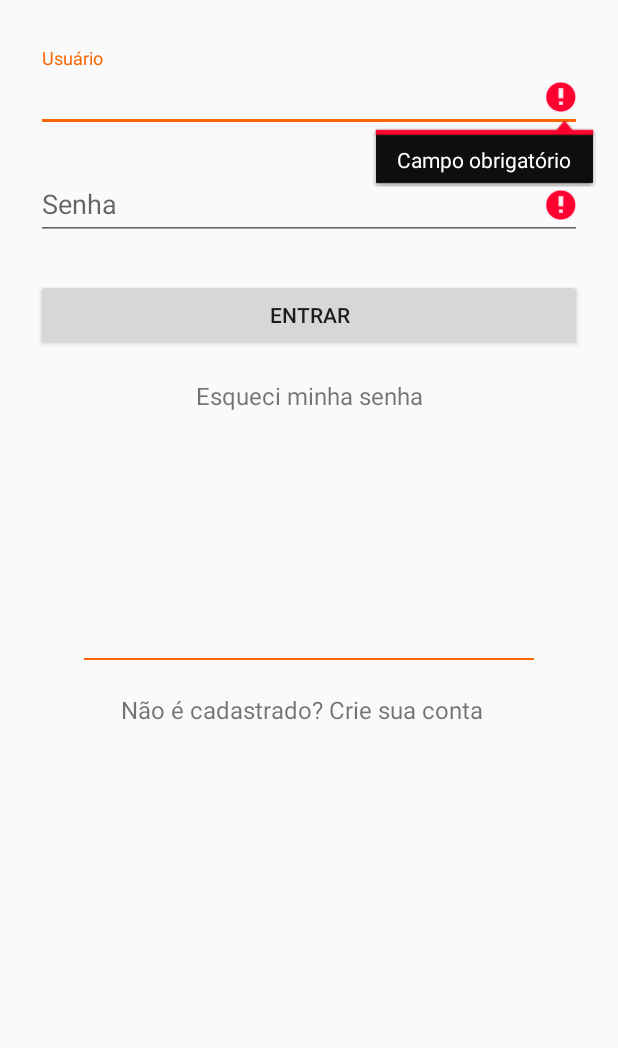
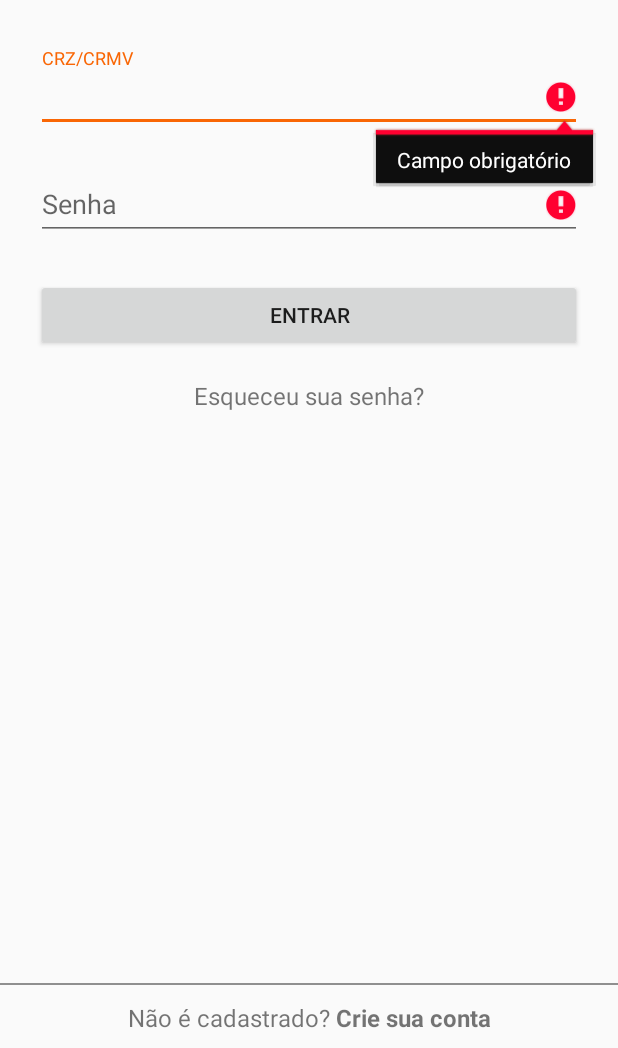
Before and after one commit to NutriCampus/NutriCampus, an Android app: the screen it shows after launch (LoginActivity), after a tap on "ENTRAR", on a phone screen of 412 x 824 dp, the part 188-1236 px from its top. Run offline under Robolectric (Android 15) with nearby library versions, the phone set to English and light mode, and no system bars; our stand-ins replace ButterKnife.

Commit message:
[#146238557] Pequenas alterações na tela de login

```diff
--- a/app/build.gradle
+++ b/app/build.gradle
@@ -71,7 +71,6 @@ dependencies {
     compile 'com.android.support.constraint:constraint-layout:1.0.2'
     compile 'com.mikepenz:iconics-core:2.8.5@aar'
     compile 'com.mikepenz:fontawesome-typeface:4.7.0.0@aar'
-    compile 'codelight.studios:android-smart-login:1.2'
     compile 'com.jakewharton:butterknife:8.6.0'
     testCompile 'junit:junit:4.12'
     annotationProcessor 'com.jakewharton:butterknife-compiler:8.6.0'
--- a/app/src/main/java/com/nutricampus/app/activities/LoginActivity.java
+++ b/app/src/main/java/com/nutricampus/app/activities/LoginActivity.java
@@ -13,6 +13,9 @@ import android.widget.TextView;
 import android.widget.Toast;
 
 import com.nutricampus.app.R;
+import com.nutricampus.app.database.RepositorioUsuario;
+import com.nutricampus.app.database.SQLiteManager;
+import com.nutricampus.app.entities.Usuario;
 
 import butterknife.BindView;
 import butterknife.ButterKnife;
@@ -46,39 +49,46 @@ public class LoginActivity extends AppCompatActivity {
 
     @OnClick(R.id.link_cadastro)
     public void cadastroOnClick(View view) {
-
         Intent intent = new Intent(this, RegisterUsersActivity.class);
         startActivity(intent);
-
+        this.finish();
     }
 
     @OnClick(R.id.btn_login)
     void entrarOnClick() {
-        if(!validaDados()){
-            falhaLogin();
-            return;
-        }
-
-        Intent intent = new Intent(this, MainActivity.class);
-        startActivity(intent);
-        this.finish();
-
-    }
-
-    public void login() {
         Log.d(TAG, "Login");
 
         if (!validaDados()) {
-            falhaLogin();
+            falhaLogin("");
             return;
         }
 
         _entrarButton.setEnabled(false);
 
+        String usuario = this._usuarioText.getText().toString();
+        String senha = this._senhaText.getText().toString();
 
-        String email = this._usuarioText.getText().toString();
-        String password = this._senhaText.getText().toString();
+        if(login(usuario, senha)){
+            Intent intent = new Intent(this, MainActivity.class);
+            startActivity(intent);
+            this.finish();
+        }
+        else{
+            falhaLogin("usuário não cadastrado");
+        }
 
+    }
+
+    public boolean login(String usuarioValor, String senhaValor) {
+
+        RepositorioUsuario repoUsuario = new RepositorioUsuario();
+        Toast.makeText(getBaseContext(), "Fa", Toast.LENGTH_LONG).show();
+        Usuario usuario = repoUsuario.buscarUsuario(usuarioValor);
+
+        if(usuario != null)
+            return true;
+        else
+            return false;
     }
 
     public void sucessoLogin() {
@@ -86,8 +96,9 @@ public class LoginActivity extends AppCompatActivity {
         finish();
     }
 
-    public void falhaLogin() {
-        Toast.makeText(getBaseContext(), "Falha no login", Toast.LENGTH_LONG).show();
+    public void falhaLogin(String mensagem) {
+        String msg = (mensagem.isEmpty()) ? "" : ("," + mensagem);
+        Toast.makeText(getBaseContext(), "Falha no login" + msg, Toast.LENGTH_LONG).show();
 
         _entrarButton.setEnabled(true);
     }
@@ -99,21 +110,21 @@ public class LoginActivity extends AppCompatActivity {
         String password = this._senhaText.getText().toString();
 
         if (usuario.isEmpty()){
-            this._usuarioText.setError("Campo obrigatório");
+            this._usuarioText.setError(getString(R.string.msg_erro_campo));
             valido = false;}
-        else if(usuario.length() < 5) {
-            this._usuarioText.setError("Nome de usuário inválido, mínimo de 5 caracteres");
+        else if(usuario.length() < 4) {
+            this._usuarioText.setError(getString(R.string.msg_erro_crz));
             valido = false;
         } else {
             this._usuarioText.setError(null);
         }
 
         if (password.isEmpty()){
-            this._senhaText.setError("Campo obrigatório");
+            this._senhaText.setError(getString(R.string.msg_erro_campo));
             valido = false;
         }
-        else if(password.length() < 5) {
-            this._senhaText.setError("Senha deve ter no mínimo 5 caracteres");
+        else if(password.length() < 6) {
+            this._senhaText.setError("Senha deve ter no mínimo 6 caracteres");
             valido = false;
         } else {
             this._senhaText.setError(null);
--- a/app/src/main/res/layout/content_login.xml
+++ b/app/src/main/res/layout/content_login.xml
@@ -35,7 +35,7 @@
                 android:id="@+id/input_usuario"
                 android:layout_width="match_parent"
                 android:layout_height="wrap_content"
-                android:hint="Usuário"
+                android:hint="@string/crz_crmv"
                 android:inputType="text" />
         </android.support.design.widget.TextInputLayout>
 
@@ -50,9 +50,11 @@
                 android:id="@+id/input_senha"
                 android:layout_width="match_parent"
                 android:layout_height="wrap_content"
-                android:hint="Senha"
+                android:hint="@string/senha"
                 android:inputType="textPassword" />
         </android.support.design.widget.TextInputLayout>
+
+
 
         <android.support.v7.widget.AppCompatButton
             android:id="@+id/btn_login"
@@ -61,7 +63,7 @@
             android:layout_marginBottom="18dp"
             android:layout_marginTop="18dp"
             android:padding="12dp"
-            android:text="Entrar" />
+            android:text="@string/entrar" />
 
         <TextView
             android:id="@+id/link_esqueceu_senha"
@@ -69,32 +71,47 @@
             android:layout_height="24dp"
             android:layout_marginBottom="5dp"
             android:gravity="center"
-            android:text="Esqueci minha senha"
+            android:text="@string/link_esqueceu_senha"
             android:textSize="16dip" />
     </LinearLayout>
-    <LinearLayout
+
+    <RelativeLayout
         android:layout_width="match_parent"
         android:layout_height="0dip"
-        android:layout_weight="0.77"
+        android:layout_weight="0.44"
         android:gravity="center|bottom"
         android:orientation="vertical"
         android:weightSum="1">
 
         <View
+            android:id="@+id/view2"
             android:layout_width="300dp"
             android:layout_height="1dp"
-            android:background="#ff6600"
-            android:layout_marginTop="22dp"
-            android:layout_marginBottom="22dp"/>
+            android:layout_alignParentBottom="true"
+            android:layout_alignParentEnd="true"
+            android:layout_alignParentLeft="true"
+            android:layout_alignParentRight="true"
+            android:layout_alignParentStart="true"
+            android:layout_gravity="center_horizontal|center"
+            android:layout_marginBottom="42dp"
+            android:background="#8f8f8f" />
 
         <TextView
             android:id="@+id/link_cadastro"
             android:layout_width="250dp"
             android:layout_height="wrap_content"
-            android:layout_gravity="center"
-            android:text="Não é cadastrado? Crie sua conta"
-            android:textSize="16dip"
-            android:layout_weight="0.67" />
-    </LinearLayout>
+            android:layout_alignParentBottom="true"
+            android:layout_alignParentEnd="true"
+            android:layout_alignParentLeft="true"
+            android:layout_alignParentRight="true"
+            android:layout_alignParentStart="true"
+            android:layout_gravity="center_horizontal|center"
+            android:layout_marginBottom="9dp"
+            android:layout_weight="0.67"
+            android:text="@string/link_novo_cadastro"
+            android:textAlignment="center"
+            android:textSize="16dip" />
+    </RelativeLayout>
+
 
 </LinearLayout>
--- a/app/src/main/res/values/strings.xml
+++ b/app/src/main/res/values/strings.xml
@@ -8,14 +8,20 @@
 
     <string name="sign_in_facebook">Acessar com Facebook</string>
     <string name="sign_in_google">Acessar com Google</string>
-    <string name="sign_in">Acessar</string>
-    <string name="sign_up">Cadastrar</string>
     <string name="logout_text">Sair</string>
 
     <string name="register_user">Cadastro Usuário</string>
     <string name="save">Salvar</string>
     <string name="cancel">Cancelar</string>
 
+    <string name="entrar">Entrar</string>
+    <string name="senha">Senha</string>
+    <string name="crz_crmv">CRZ/CRMV</string>
+
+    <string name="link_novo_cadastro">Não é cadastrado? <b>Crie sua conta</b></string>
+    <string name="link_esqueceu_senha">Esqueceu sua senha?</string>
+
+    <string name="msg_erro_crz">CRZ/CRMV inválido, mínimo de 4 caracteres</string>
     <string name="msg_erro_email">Email inválido</string>
     <string name="msg_erro_campo">Campo obrigatório</string>
     <string name="msg_erro_cpf_1">CPF incompleto</string>
```
Also changed, not shown: app/src/main/java/com/nutricampus/app/database/SqliteManager.java (deleted, +0 -298 lines).
